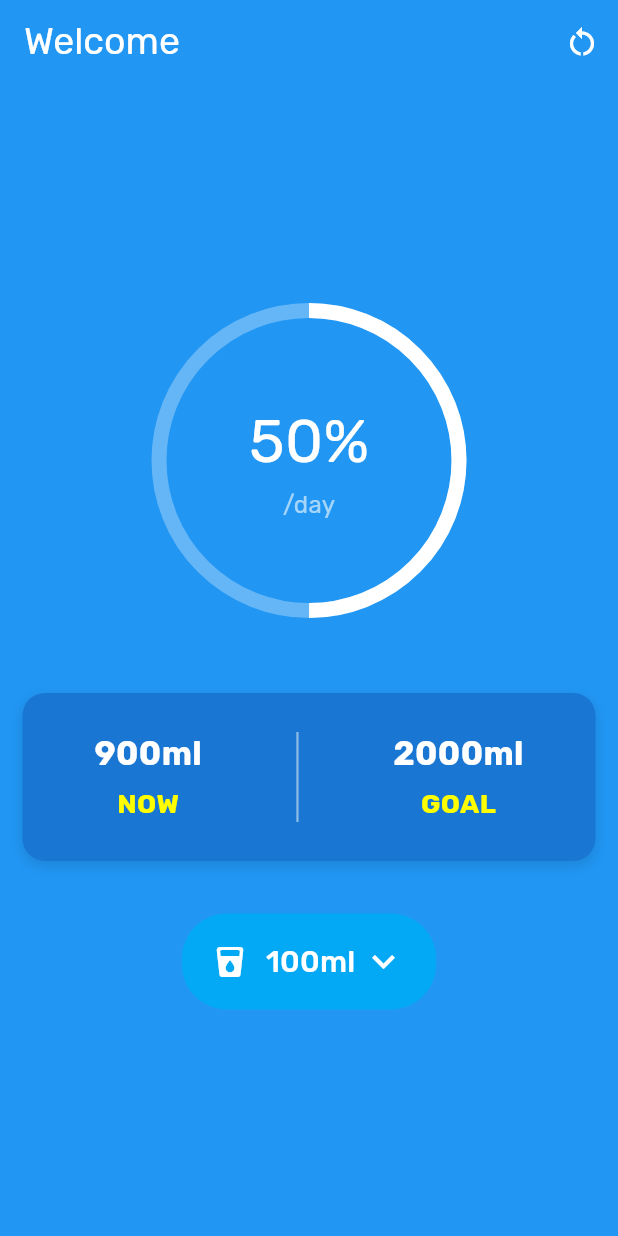
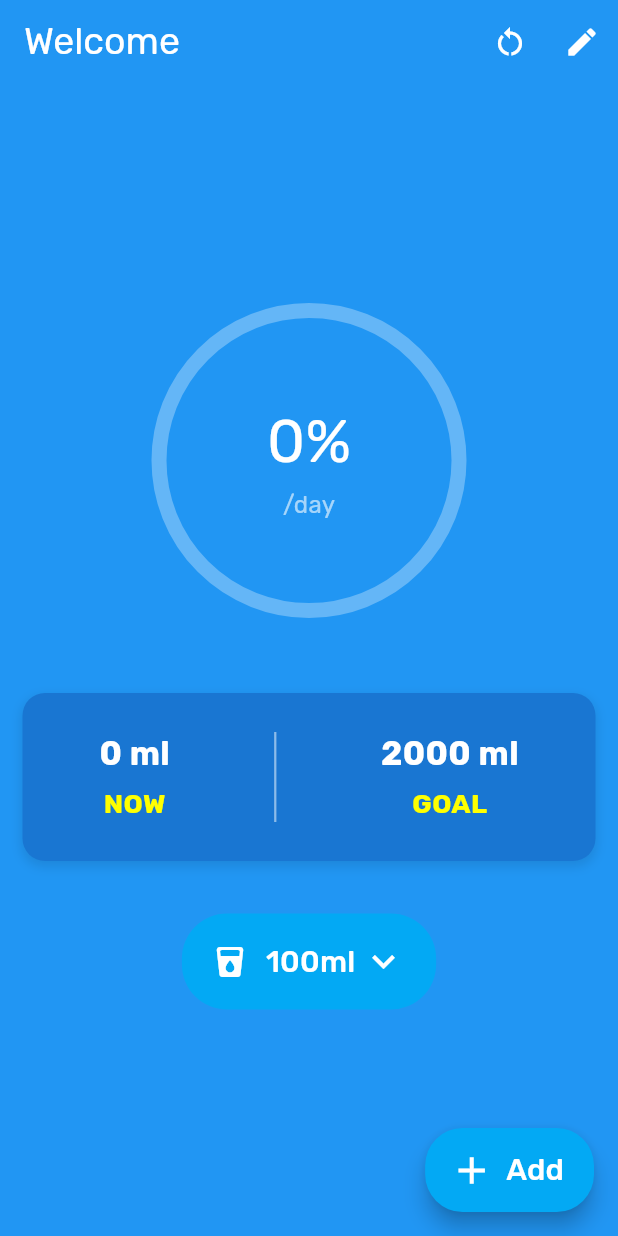
Before and after one commit to OnoPUNPUN/water_tracker, a Flutter app: the screen it shows after launch, after a tap on the "restart alt" icon, on a phone screen of 412 x 824 dp. Run offline on Flutter 3.47's test engine with Material 3 defaults, Android fonts, the phone set to English and light mode, and no system bars; our stand-ins replace google_fonts.

Commit message:
Update water_tracker_page.dart

```diff
--- a/lib/pages/water_tracker_page.dart
+++ b/lib/pages/water_tracker_page.dart
@@ -11,6 +11,56 @@ class WaterTrackerPage extends StatefulWidget {
 class _WaterTrackerPageState extends State<WaterTrackerPage> {
   final waterValue = ['100ml', '200ml', '400ml', '500ml', '800ml'];
   String? selectedValue;
+  int currentWater = 0;
+  int goal = 2000;
+
+  void _addWater(int amount) {
+    setState(() {
+      currentWater = (currentWater + amount).clamp(0, goal);
+    });
+  }
+
+  void _resetWater() {
+    setState(() {
+      currentWater = 0;
+      if (waterValue.isNotEmpty) {
+        selectedValue = waterValue.first;
+      }
+    });
+  }
+
+  void _showGoalInput() {
+    TextEditingController goalController = TextEditingController();
+
+    showDialog(
+      context: context,
+      builder: (context) {
+        return AlertDialog(
+          title: Text('Enter New Goal'),
+          content: TextField(
+            controller: goalController,
+            keyboardType: TextInputType.number,
+            decoration: InputDecoration(hintText: 'Enter new goal'),
+          ),
+          actions: [
+            TextButton(
+              onPressed: () => Navigator.pop(context),
+              child: Text('Cancel'),
+            ),
+            ElevatedButton(
+              onPressed: () {
+                setState(() {
+                  goal = int.parse(goalController.text);
+                });
+                Navigator.pop(context);
+              },
+              child: Text('Save'),
+            ),
+          ],
+        );
+      },
+    );
+  }
 
   DropdownMenuItem<String> buildMenuItem(String item) {
     return DropdownMenuItem(
@@ -53,8 +103,12 @@ class _WaterTrackerPageState extends State<WaterTrackerPage> {
         ),
         actions: [
           IconButton(
-            onPressed: () {},
+            onPressed: () => _resetWater(),
             icon: Icon(Icons.restart_alt, color: Colors.white),
+          ),
+          IconButton(
+            onPressed: () => _showGoalInput(),
+            icon: Icon(Icons.edit, color: Colors.white),
           ),
         ],
       ),
@@ -70,7 +124,7 @@ class _WaterTrackerPageState extends State<WaterTrackerPage> {
                   height: 200,
                   width: 200,
                   child: CircularProgressIndicator(
-                    value: 0.5,
+                    value: currentWater / goal,
                     backgroundColor: Colors.white30,
                     color: Colors.white,
                     strokeWidth: 10,
@@ -79,7 +133,7 @@ class _WaterTrackerPageState extends State<WaterTrackerPage> {
                 Column(
                   children: [
                     Text(
-                      '50%',
+                      '${((currentWater / goal) * 100).toStringAsFixed(0)}%',
                       style: GoogleFonts.rubik(
                         textStyle: TextStyle(fontSize: 40, color: Colors.white),
                       ),
@@ -118,7 +172,7 @@ class _WaterTrackerPageState extends State<WaterTrackerPage> {
                   Column(
                     children: [
                       Text(
-                        '900ml',
+                        '$currentWater ml',
                         style: GoogleFonts.rubik(
                           fontSize: 22,
                           color: Colors.white,
@@ -146,7 +200,7 @@ class _WaterTrackerPageState extends State<WaterTrackerPage> {
                   Column(
                     children: [
                       Text(
-                        '2000ml',
+                        '$goal ml',
                         style: GoogleFonts.rubik(
                           fontSize: 22,
                           color: Colors.white,
@@ -218,6 +272,27 @@ class _WaterTrackerPageState extends State<WaterTrackerPage> {
           ],
         ),
       ),
+      floatingActionButton: FloatingActionButton.extended(
+        onPressed: () {
+          if (selectedValue != null) {
+            final amount = int.parse(selectedValue!.replaceAll('ml', ''));
+            _addWater(amount);
+          }
+        },
+        backgroundColor: Colors.lightBlue,
+        shape: RoundedRectangleBorder(borderRadius: BorderRadius.circular(25)),
+        icon: const Icon(Icons.add, color: Colors.white, size: 30),
+        label: Text(
+          "Add",
+          style: GoogleFonts.rubik(
+            textStyle: TextStyle(
+              color: Colors.white,
+              fontWeight: FontWeight.w500,
+              fontSize: 20,
+            ),
+          ),
+        ),
+      ),
     );
   }
 }
```
